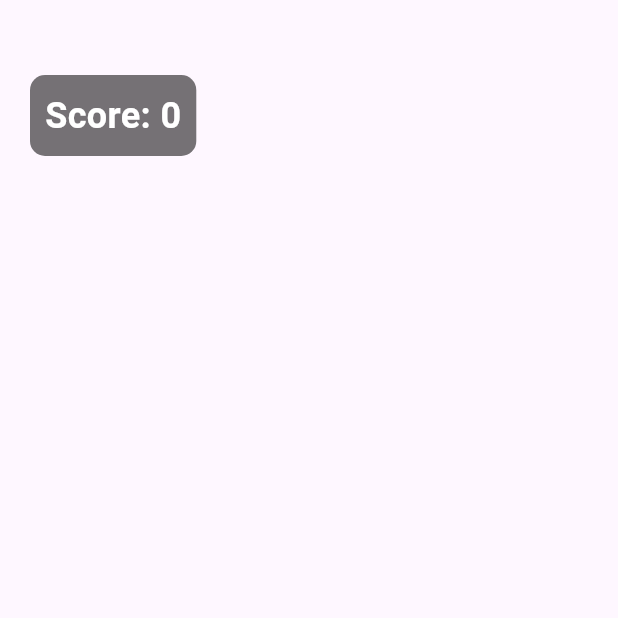
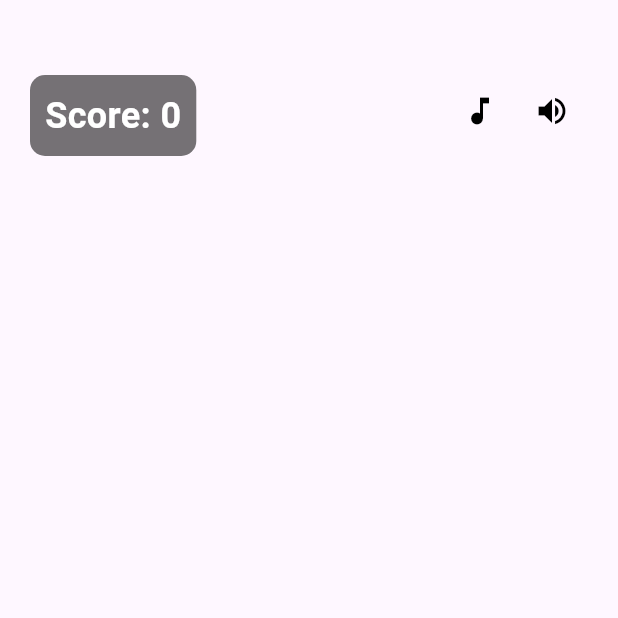
Before and after one commit to AbdillahFajar/flutter_game, a Flutter app: the screen it shows after launch, on a phone screen of 412 x 824 dp, the top half of it. Run offline on Flutter 3.47's test engine with Material 3 defaults, Android fonts, the light colour scheme and no system bars.

Commit message:
menambahkan ikon music_note dan volume_up di daerah kanan layar

```diff
--- a/lib/game_screen.dart
+++ b/lib/game_screen.dart
@@ -39,6 +39,31 @@ class _GameScreenState extends State<GameScreen> {
               ),
             ),
           ),
+
+          //Tambah ikon baru
+          Positioned(
+            top: 50,
+            right: 20,
+            child: Row(
+              children: [
+                IconButton(
+                  icon: const Icon(
+                    Icons.music_note,
+                    color: Colors.black,
+                  ),
+                  onPressed: () {},
+                ),
+
+                IconButton(
+                  icon: Icon(
+                    Icons.volume_up,
+                    color: Colors.black,
+                  ),
+                  onPressed: () {}
+                ),
+              ]
+            )
+          )
         ]
       )
     );
```
